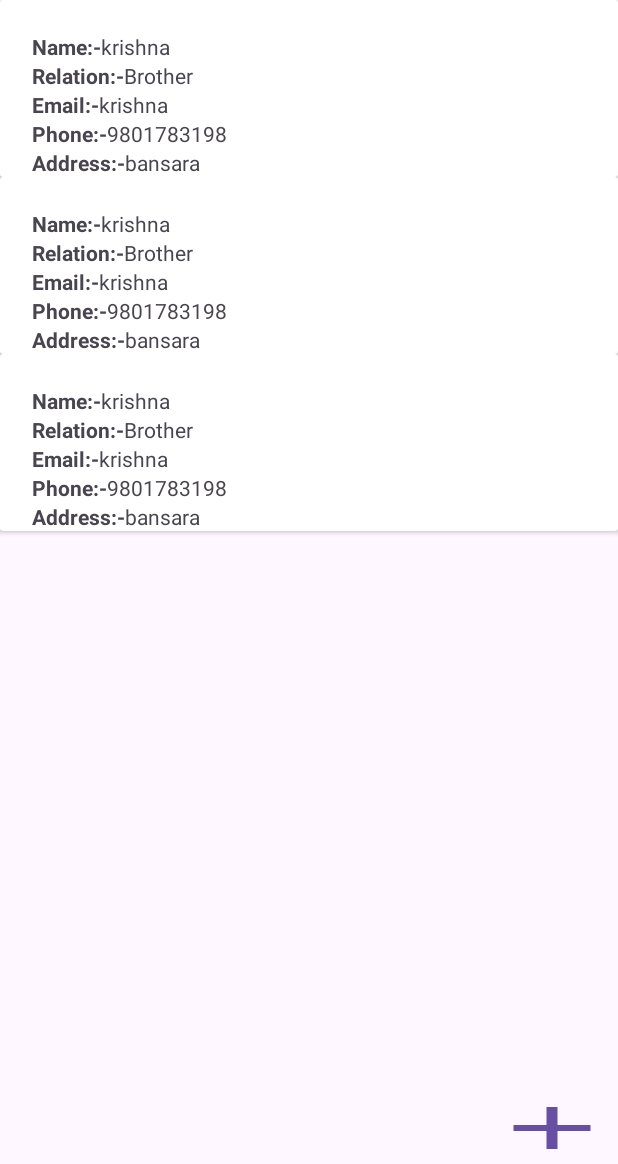
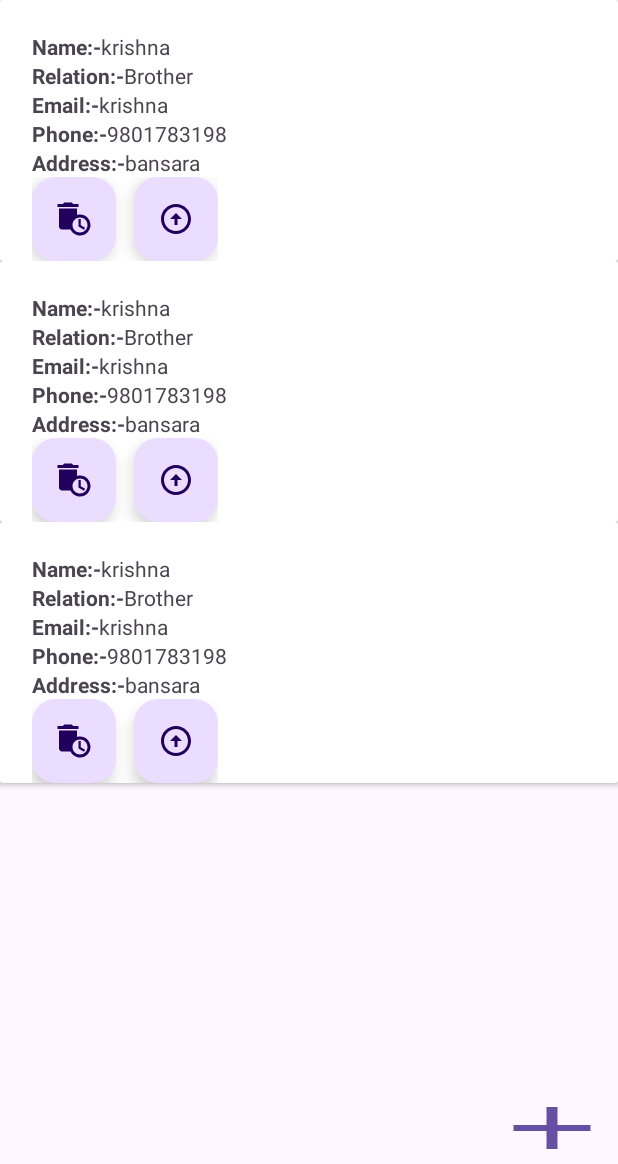
Before and after one commit to KRISHNA07MISHRA/Contact-Application, an Android app: the layout activity_home.xml on its own in the app's theme, with its tools: preview values and no code run, on a phone screen of 412 x 824 dp, the part 72-1236 px from its top. Run offline under Robolectric (Android 15) with nearby library versions, the phone set to English and light mode, and no system bars.

Commit message:
udating and deleting funtion

```diff
--- a/app/src/main/AndroidManifest.xml
+++ b/app/src/main/AndroidManifest.xml
@@ -14,6 +14,9 @@
         android:supportsRtl="true"
         android:theme="@style/Theme.LogInLogOut"
         tools:targetApi="31">
+        <activity
+            android:name=".showdata"
+            android:exported="false" />
         <activity
             android:name=".forgetpassword"
             android:exported="false" />
--- /dev/null
+++ b/app/src/main/res/drawable/baseline_arrow_back_24.xml
@@ -0,0 +1,5 @@
+<vector android:autoMirrored="true" android:height="24dp"
+    android:tint="#F31515" android:viewportHeight="24"
+    android:viewportWidth="24" android:width="24dp" xmlns:android="http://schemas.android.com/apk/res/android">
+    <path android:fillColor="@android:color/white" android:pathData="M20,11H7.83l5.59,-5.59L12,4l-8,8 8,8 1.41,-1.41L7.83,13H20v-2z"/>
+</vector>
--- /dev/null
+++ b/app/src/main/res/drawable/baseline_arrow_circle_up_24.xml
@@ -0,0 +1,5 @@
+<vector android:height="24dp" android:tint="#F31515"
+    android:viewportHeight="24" android:viewportWidth="24"
+    android:width="24dp" xmlns:android="http://schemas.android.com/apk/res/android">
+    <path android:fillColor="@android:color/white" android:pathData="M12,20c-4.41,0 -8,-3.59 -8,-8s3.59,-8 8,-8s8,3.59 8,8S16.41,20 12,20M12,22c5.52,0 10,-4.48 10,-10c0,-5.52 -4.48,-10 -10,-10C6.48,2 2,6.48 2,12C2,17.52 6.48,22 12,22L12,22zM11,12l0,4h2l0,-4h3l-4,-4l-4,4H11z"/>
+</vector>
--- /dev/null
+++ b/app/src/main/res/drawable/baseline_auto_delete_24.xml
@@ -0,0 +1,7 @@
+<vector android:height="24dp" android:tint="#F31515"
+    android:viewportHeight="24" android:viewportWidth="24"
+    android:width="24dp" xmlns:android="http://schemas.android.com/apk/res/android">
+    <path android:fillColor="@android:color/white" android:pathData="M15,2l-3.5,0l-1,-1l-5,0l-1,1l-3.5,0l0,2l14,0z"/>
+    <path android:fillColor="@android:color/white" android:pathData="M16,9c-0.7,0 -1.37,0.1 -2,0.29V5H2v12c0,1.1 0.9,2 2,2h5.68c1.12,2.36 3.53,4 6.32,4c3.87,0 7,-3.13 7,-7C23,12.13 19.87,9 16,9zM16,21c-2.76,0 -5,-2.24 -5,-5s2.24,-5 5,-5s5,2.24 5,5S18.76,21 16,21z"/>
+    <path android:fillColor="@android:color/white" android:pathData="M16.5,12l-1.5,0l0,5l3.6,2.1l0.8,-1.2l-2.9,-1.7z"/>
+</vector>
--- a/app/src/main/res/layout/activity_addinglist.xml
+++ b/app/src/main/res/layout/activity_addinglist.xml
@@ -8,6 +8,11 @@
     android:background = "@drawable/nature"
     tools:context=".Home">
 
+    <com.google.android.material.floatingactionbutton.FloatingActionButton
+        android:layout_width="wrap_content"
+        android:layout_height="wrap_content"
+        android:id="@+id/backpress"
+        android:src="@drawable/baseline_arrow_back_24"/>
 
 
 
--- a/app/src/main/res/layout/activity_home.xml
+++ b/app/src/main/res/layout/activity_home.xml
@@ -34,19 +34,15 @@
         />
 
     <androidx.recyclerview.widget.RecyclerView
+        android:id="@+id/Recyclerview"
         android:layout_width="match_parent"
         android:layout_height="wrap_content"
+        android:layout_above="@+id/adding"
         android:layout_below="@+id/logout"
-        android:id="@+id/Recyclerview"
-        tools:listitem="@layout/design"
-        android:layout_above="@+id/adding"
+        android:layout_marginTop="0dp"
 
-        />
-
-
-
-
-
+        android:layout_marginBottom="0dp"
+        tools:listitem="@layout/design" />
 
 
 </RelativeLayout>
--- a/app/src/main/res/layout/design.xml
+++ b/app/src/main/res/layout/design.xml
@@ -12,7 +12,8 @@
         android:layout_height="wrap_content"
         android:layout_marginTop="21dp"
         android:layout_marginLeft="21dp"
-        android:orientation="vertical">
+        android:orientation="vertical"
+        >
 
         <LinearLayout
             android:layout_width="wrap_content"
@@ -94,6 +95,27 @@
                 android:id="@+id/setaddress"/>
 
         </LinearLayout>
+        <LinearLayout
+            android:layout_width="wrap_content"
+            android:layout_height="wrap_content"
+            android:orientation="horizontal">
+            <com.google.android.material.floatingactionbutton.FloatingActionButton
+                android:layout_width="match_parent"
+                android:layout_height="match_parent"
+                android:src="@drawable/baseline_auto_delete_24"
+
+                android:id="@+id/deleteitem"/>
+            <com.google.android.material.floatingactionbutton.FloatingActionButton
+                android:layout_width="match_parent"
+                android:layout_height="match_parent"
+                android:id="@+id/updateitem"
+                android:layout_marginLeft="12dp"
+                android:src="@drawable/baseline_arrow_circle_up_24"/>
+
+        </LinearLayout>
+
+
+
 
 
 
```
Also changed, not shown: app/src/main/java/com/example/loginlogout/Home.kt (+27 -8 lines), app/src/main/java/com/example/loginlogout/adapterclass.kt (+16 -1 lines), app/src/main/java/com/example/loginlogout/addinglist.kt (+11 -16 lines), app/src/main/java/com/example/loginlogout/showdata.kt (added, +11 -0 lines), app/src/main/res/layout/activity_showdata.xml (added, +48 -0 lines).
